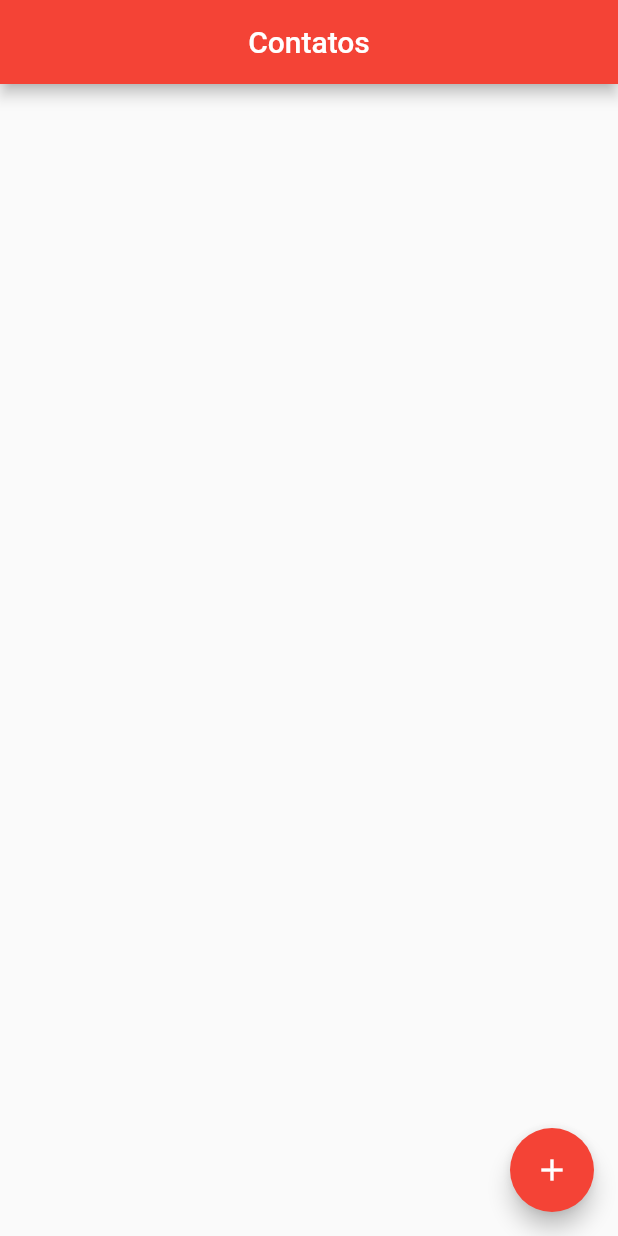
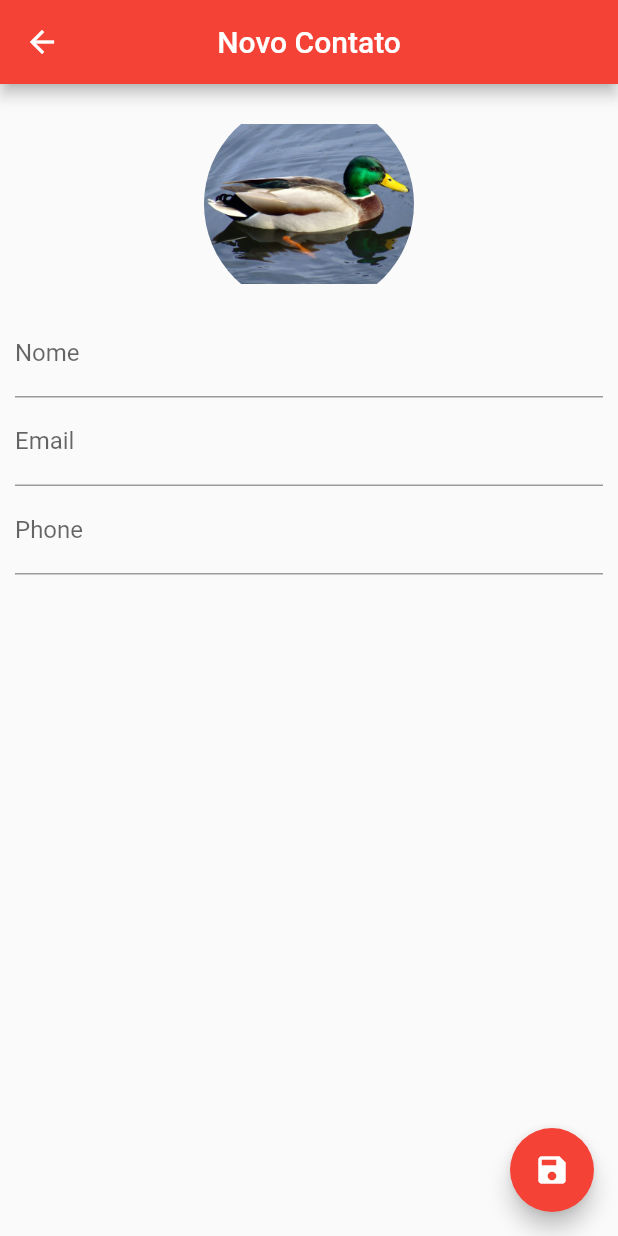
Before and after one commit to SergioNoivak/agenda_de_contatos, a Flutter app: the screen it shows after launch, after a tap on the "add" icon, on a phone screen of 412 x 824 dp. Run offline on Flutter 3.47's test engine with Material 2 defaults, Android fonts, the phone set to English and light mode, and no system bars; our stand-ins replace sqflite; accounts and stored records are empty.

Commit message:
feito salvamento de contato, editar contato, validacao por foco

```diff
--- a/lib/main.dart
+++ b/lib/main.dart
@@ -1,6 +1,7 @@
 
 
 
+import 'package:agenda_de_contatos/ui/contact_page.dart';
 import 'package:agenda_de_contatos/ui/home_page.dart';
 import 'package:flutter/material.dart';
 import 'package:flutter/widgets.dart';
--- /dev/null
+++ b/lib/ui/contact_page.dart
@@ -0,0 +1,107 @@
+import 'dart:io';
+
+import 'package:agenda_de_contatos/helpers/contact_helper.dart';
+import 'package:flutter/cupertino.dart';
+import 'package:flutter/material.dart';
+import 'package:flutter/widgets.dart';
+
+class ContactPage extends StatefulWidget {
+  //contato que será passado para construir o contato
+  final Contact contact;
+  ContactPage({this.contact});
+
+  @override
+  _ContactPageState createState() => _ContactPageState();
+}
+
+class _ContactPageState extends State<ContactPage> {
+   final nameFocus =FocusNode();
+
+  final controladorName = TextEditingController();
+  final controladorEmail = TextEditingController();
+  final controladorPhone = TextEditingController();
+
+  Contact _editedContact;
+  @override
+  void initState() {
+    if (widget.contact == null) {
+      _editedContact = Contact();
+    } else {
+      _editedContact = Contact.fromMap(widget.contact.toMap());
+      controladorName.text = _editedContact.name;
+      controladorEmail.text = _editedContact.email;
+      controladorPhone.text = _editedContact.phone;
+    }
+  }
+
+  bool _userEdited = false;
+  @override
+  Widget build(BuildContext context) {
+    return Scaffold(
+      appBar: AppBar(
+        backgroundColor: Colors.red,
+        title: Text(_editedContact.name ?? "Novo Contato"),
+        centerTitle: true,
+      ),
+      floatingActionButton: FloatingActionButton(
+        child: Icon(Icons.save),
+        backgroundColor: Colors.red,
+        onPressed: () {
+          if (_editedContact.name.isNotEmpty && _editedContact!=null) {
+              Navigator.pop(context,_editedContact);
+          }
+          else{
+            FocusScope.of(context).requestFocus(this.nameFocus);
+          }
+        },
+      ),
+      body: SingleChildScrollView(
+          padding: EdgeInsets.all(10.0),
+          child: Column(
+            children: <Widget>[
+              GestureDetector(
+                child: Container(
+                    width: 140,
+                    height: 140,
+                    decoration: BoxDecoration(
+                      shape: BoxShape.circle,
+                      image: DecorationImage(
+                          image: _editedContact.img != null
+                              ? AssetImage("img/Mallard2.jpg")
+                              : AssetImage("img/Mallard2.jpg")),
+                    )),
+              ),
+              TextField(
+                controller: this.controladorName,
+                focusNode: this.nameFocus,
+                decoration: InputDecoration(labelText: "Nome"),
+                onChanged: (text) {
+                  this._userEdited = true;
+                  setState(() {
+                    this._editedContact.name = text;
+                  });
+                },
+              ),
+              TextField(
+                controller: this.controladorEmail,
+                keyboardType: TextInputType.emailAddress,
+                decoration: InputDecoration(labelText: "Email"),
+                onChanged: (text) {
+                  this._userEdited = true;
+                  this._editedContact.email = text;
+                },
+              ),
+              TextField(
+                controller: this.controladorPhone,
+                keyboardType: TextInputType.phone,
+                decoration: InputDecoration(labelText: "Phone"),
+                onChanged: (text) {
+                  this._userEdited = true;
+                  this._editedContact.email = text;
+                },
+              ),
+            ],
+          )),
+    );
+  }
+}
--- a/lib/ui/home_page.dart
+++ b/lib/ui/home_page.dart
@@ -1,4 +1,7 @@
+import 'dart:io';
+
 import 'package:agenda_de_contatos/helpers/contact_helper.dart';
+import 'package:agenda_de_contatos/ui/contact_page.dart';
 import 'package:flutter/material.dart';
 import 'package:flutter/widgets.dart';
 
@@ -12,31 +15,21 @@ class _HomeState extends State<Home> {
 
   List<Contact> listaDeContatos = List();
 
-  @override
-  void initState() {
-    helper.getAllContacts().then((list) {
+  void getAllContacts(){
+        helper.getAllContacts().then((list) {
       setState(() {
         listaDeContatos = list;
       });
     });
+  }
+
+
+  @override
+  void initState() {
+    getAllContacts();
 
     super.initState();
   }
-
-  // //Esse metodo é invocado quando a pagina for criada
-  // @override
-  // void initState() {
-  //   super.initState();
-  //   // Contact c = Contact();
-  //   // c.name = "name";
-  //   // c.email = "email";
-  //   // c.img = "img";
-  //   // c.phone = "phone";
-  //   // helper.saveContact(c);
-  //   helper.getAllContacts().then((list){
-  //       print(list);
-  //   });
-  // }
 
   @override
   Widget build(BuildContext context) {
@@ -46,18 +39,21 @@ class _HomeState extends State<Home> {
           backgroundColor: Colors.red,
           centerTitle: true),
       floatingActionButton: FloatingActionButton(
-        onPressed: () {},
+        onPressed:(){
+          _showContactPage();
+        },
         child: Icon(Icons.add),
         backgroundColor: Colors.red,
       ),
       body: ListView.builder(
           padding: EdgeInsets.all(10),
           itemCount: listaDeContatos.length,
-          itemBuilder: (context, index) {}),
+          itemBuilder: _ContactCard
+          ),
     );
   }
 
-  Widget ContactCard(BuildContext context, int index) {
+  Widget _ContactCard(BuildContext context, int index) {
     return GestureDetector(
         child: Card(
       child: Padding(
@@ -68,11 +64,62 @@ class _HomeState extends State<Home> {
                 width: 80,
                 height: 80,
                 decoration: BoxDecoration(
-                    shape: BoxShape.circle,
-                    image: DecorationImage(image: null))),
+                  shape: BoxShape.circle,
+                  image: DecorationImage(
+                      image: listaDeContatos[index].img != null
+                          ? AssetImage("img/Mallard2.jpg"): AssetImage("img/Mallard2.jpg")),
+                )),
+            Padding(
+              padding: EdgeInsets.only(left: 10.0),
+              child: Column(
+                crossAxisAlignment: CrossAxisAlignment.end,
+
+                children: <Widget>[
+
+                  Text(
+                    listaDeContatos[index].name ?? "",
+                    style: TextStyle(fontSize: 22, fontWeight: FontWeight.bold),
+                  ),
+                  Text(
+                    listaDeContatos[index].email ?? "",
+                    style: TextStyle(fontSize: 22),
+                  ),
+                  Text(
+                    listaDeContatos[index].phone ?? "",
+                    style: TextStyle(fontSize: 22),
+                  ),
+                ],
+              ),
+            )
           ],
         ),
       ),
-    ));
+    ),
+
+
+      onTap:(){
+
+          _showContactPage(contact: listaDeContatos[index]);
+      }
+    );
   }
+  void _showContactPage({Contact contact}) async{
+
+final recContact =await Navigator.push(context, MaterialPageRoute(builder: (context)=> ContactPage(contact: contact,)));
+
+if(recContact!=null){
+
+  if(contact!=null){
+      await helper.updateContact(recContact);
+
+
+  }
+  else{
+    await helper.saveContact(recContact);
+  }
+        getAllContacts();
 }
+
+
+}
+}
--- a/pubspec.yaml
+++ b/pubspec.yaml
@@ -42,8 +42,8 @@ flutter:
   uses-material-design: true
 
   # To add assets to your application, add an assets section, like this:
-  # assets:
-  #  - images/a_dot_burr.jpeg
+  assets:
+   - img/Mallard2.jpg
   #  - images/a_dot_ham.jpeg
 
   # An image asset can refer to one or more resolution-specific "variants", see
```
Also changed, not shown: img/Mallard2.jpg (added).
